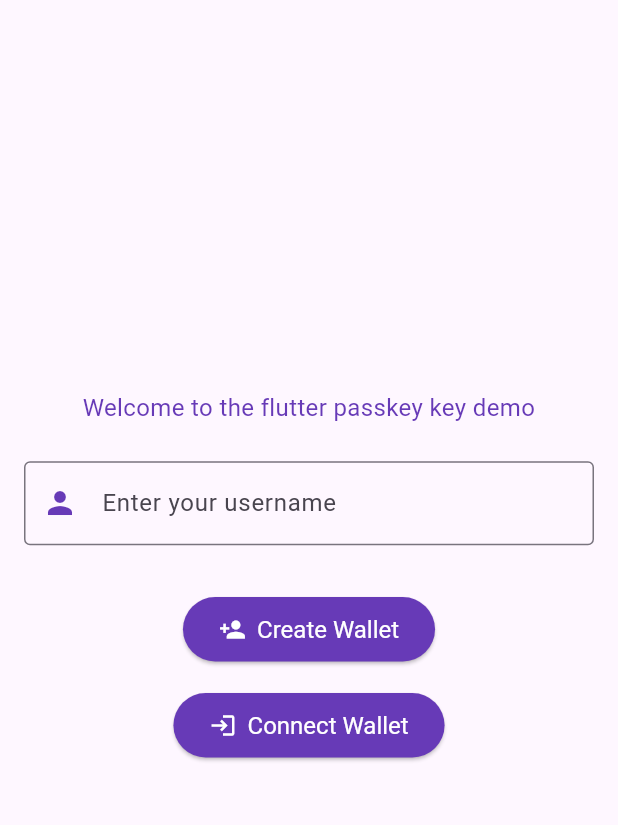
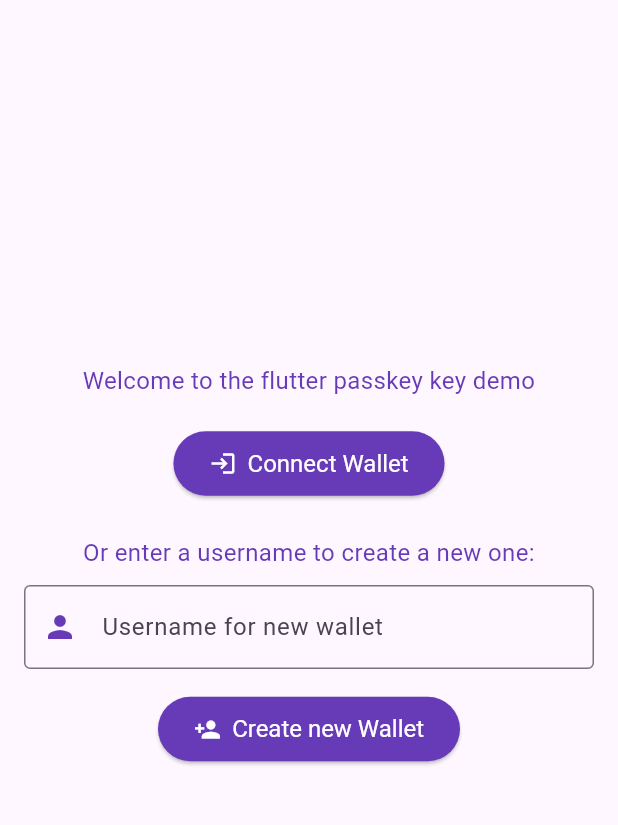
Before and after one commit to Soneso/flutter_passkey_kit, a Flutter app: the screen it shows after launch, on a phone screen of 412 x 824 dp, the part 84-909 px from its top. Run offline on Flutter 3.47's test engine with Material 3 defaults, Android fonts, the phone set to English and light mode, and no system bars; our stand-ins replace flutter_dotenv, shared_preferences; missing offline and left inert: credential_manager, stellar_flutter_sdk.

Commit message:
add feature: connect wallet

```diff
--- a/example/lib/auth_screen.dart
+++ b/example/lib/auth_screen.dart
@@ -3,9 +3,9 @@ import 'package:credential_manager/credential_manager.dart' as cd;
 import 'package:example/services/auth_service.dart';
 import 'package:example/services/env_service.dart';
 import 'package:example/services/stellar_service.dart';
+import 'package:example/wallet_created_screen.dart';
 import 'package:flutter/material.dart';
 import 'package:flutter_passkey_kit/flutter_passkey_kit.dart';
-import 'package:shared_preferences/shared_preferences.dart';
 import 'model/user_model.dart';
 import 'services/navigation_service.dart';
 import 'home_screen.dart';
@@ -43,58 +43,7 @@ class _AuthScreenState extends State<AuthScreen> {
                 textAlign: TextAlign.center,
                 style: TextStyle(fontSize: 16, color: Colors.deepPurple),
               ),
-              const SizedBox(height: 24),
-              TextField(
-                onChanged: (value) {
-                  setState(() {
-                    username = value;
-                    errorMessage = null;
-                  });
-                },
-                decoration: const InputDecoration(
-                  hintText: 'Enter your username',
-                  border: OutlineInputBorder(),
-                  prefixIcon: Icon(Icons.person, color: Colors.deepPurple),
-                ),
-              ),
-              const SizedBox(height: 16),
-              if (errorMessage != null)
-                Align(
-                  alignment: Alignment.centerLeft,
-                  child: Padding(
-                    padding: const EdgeInsets.only(bottom: 8.0),
-                    child: Text(
-                      errorMessage!,
-                      style: const TextStyle(color: Colors.red),
-                    ),
-                  ),
-                ),
-              const SizedBox(height: 16),
-              ElevatedButton.icon(
-                onPressed: isCreatingWallet ? null : createWallet,
-                icon: isCreatingWallet
-                    ? const SizedBox(
-                  width: 24,
-                  height: 24,
-                  child: CircularProgressIndicator(
-                    valueColor:
-                    AlwaysStoppedAnimation<Color>(Colors.white),
-                    strokeWidth: 2,
-                  ),
-                )
-                    : const Icon(Icons.person_add),
-                label: isCreatingWallet
-                    ? const SizedBox.shrink()
-                    : const Text('Create Wallet'),
-                style: ElevatedButton.styleFrom(
-                  foregroundColor: Colors.white,
-                  backgroundColor: Colors.deepPurple,
-                  padding: const EdgeInsets.symmetric(
-                      vertical: 12.0, horizontal: 24.0),
-                  textStyle: const TextStyle(fontSize: 16.0),
-                ),
-              ),
-              const SizedBox(height: 16),
+              const SizedBox(height: 20),
               ElevatedButton.icon(
                 onPressed: isConnectingWallet ? null : connectWallet,
                 icon: isConnectingWallet
@@ -118,6 +67,63 @@ class _AuthScreenState extends State<AuthScreen> {
                   textStyle: const TextStyle(fontSize: 16.0),
                 ),
               ),
+              const SizedBox(height: 24),
+              const Text(
+                'Or enter a username to create a new one:',
+                textAlign: TextAlign.center,
+                style: TextStyle(fontSize: 16, color: Colors.deepPurple),
+              ),
+              const SizedBox(height: 10),
+              TextField(
+                onChanged: (value) {
+                  setState(() {
+                    username = value;
+                    errorMessage = null;
+                  });
+                },
+                decoration: const InputDecoration(
+                  hintText: 'Username for new wallet',
+                  border: OutlineInputBorder(),
+                  prefixIcon: Icon(Icons.person, color: Colors.deepPurple),
+                ),
+              ),
+              const SizedBox(height: 16),
+              ElevatedButton.icon(
+                onPressed: isCreatingWallet ? null : createWallet,
+                icon: isCreatingWallet
+                    ? const SizedBox(
+                  width: 24,
+                  height: 24,
+                  child: CircularProgressIndicator(
+                    valueColor:
+                    AlwaysStoppedAnimation<Color>(Colors.white),
+                    strokeWidth: 2,
+                  ),
+                )
+                    : const Icon(Icons.person_add),
+                label: isCreatingWallet
+                    ? const SizedBox.shrink()
+                    : const Text('Create new Wallet'),
+                style: ElevatedButton.styleFrom(
+                  foregroundColor: Colors.white,
+                  backgroundColor: Colors.deepPurple,
+                  padding: const EdgeInsets.symmetric(
+                      vertical: 12.0, horizontal: 24.0),
+                  textStyle: const TextStyle(fontSize: 16.0),
+                ),
+              ),
+              const SizedBox(height: 16),
+              if (errorMessage != null)
+                Align(
+                  alignment: Alignment.centerLeft,
+                  child: Padding(
+                    padding: const EdgeInsets.only(bottom: 8.0),
+                    child: Text(
+                      errorMessage!,
+                      style: const TextStyle(color: Colors.red),
+                    ),
+                  ),
+                ),
             ],
           ),
         ),
@@ -149,7 +155,7 @@ class _AuthScreenState extends State<AuthScreen> {
           credentialsId: result.keyId,
           contractId: result.contractId);
 
-      await _save(user);
+      await user.save();
 
       // submit to stellar
       var response = await StellarService.feeBump(result.signedTx);
@@ -159,7 +165,7 @@ class _AuthScreenState extends State<AuthScreen> {
 
       Navigator.of(NavigationService.navigatorKey.currentContext!).pushReplacement(
         MaterialPageRoute(
-          builder: (context) => HomeScreen(
+          builder: (context) => WalletCreatedScreen(
             user: user,
           ),
         ),
@@ -178,13 +184,6 @@ class _AuthScreenState extends State<AuthScreen> {
         isCreatingWallet = false;
       });
     }
-  }
-
-  static Future<void> _save(UserModel user) async {
-    var prefs = await SharedPreferences.getInstance();
-    prefs.setString('sp:credentialsId', user.credentialsId);
-    prefs.setString('sp:username', user.username);
-    prefs.setString('sp:contractId', user.contractId);
   }
 
   PasskeyKit _getPasskeyKit() {
@@ -207,11 +206,11 @@ class _AuthScreenState extends State<AuthScreen> {
       var result = await kit.connectWallet(AuthService.getPasskeyCredentials);
 
       var user = UserModel(
-          username: username!,
+          username: result.username != null ? result.username! : "Friend" ,
           credentialsId: result.keyId,
           contractId: result.contractId);
 
-      await _save(user);
+      await user.save();
 
       Navigator.of(NavigationService.navigatorKey.currentContext!).pushReplacement(
         MaterialPageRoute(
--- a/example/lib/model/user_model.dart
+++ b/example/lib/model/user_model.dart
@@ -1,3 +1,5 @@
+import 'package:shared_preferences/shared_preferences.dart';
+
 class UserModel {
   String username;
   String credentialsId;
@@ -8,4 +10,26 @@ class UserModel {
     required this.credentialsId,
     required this.contractId,
   });
+
+  static Future<UserModel?> fromPrefs() async {
+    UserModel? user;
+    final prefs = await SharedPreferences.getInstance();
+    final username = prefs.getString('sp:username');
+    final contractId = prefs.getString('sp:contractId');
+    final credentialsId = prefs.getString('sp:credentialsId');
+
+    if (username != null && contractId != null && credentialsId != null) {
+      user = UserModel(username: username,
+          credentialsId: credentialsId,
+          contractId: contractId);
+    }
+    return user;
+  }
+
+  Future<void> save() async {
+    var prefs = await SharedPreferences.getInstance();
+    prefs.setString('sp:credentialsId', credentialsId);
+    prefs.setString('sp:username', username);
+    prefs.setString('sp:contractId', contractId);
+  }
 }
--- a/lib/src/kit.dart
+++ b/lib/src/kit.dart
@@ -80,7 +80,10 @@ class PasskeyKit {
   Future<ConnectWalletResponse> connectWallet(
       Future<PublicKeyCredential> Function(
               {required CredentialLoginOptions options})
-          getPasskeyCredentials) async {
+          getPasskeyCredentials, {String? keyId}) async {
+
+    String? username;
+
     if (keyId == null) {
       var options = CredentialLoginOptions(
         challenge: _stringToBase64Url.encode(_challengeStr),
@@ -93,6 +96,10 @@ class PasskeyKit {
         throw Exception('Invalid passkey login credentials: id is null');
       }
       keyId = credentials.id;
+      var userHandleB64 = credentials.response?.userHandle;
+      if (userHandleB64 != null) {
+        username = _stringToBase64Url.decode(base64Url.normalize(userHandleB64));
+      }
     }
 
     final server = SorobanServer(rpcUrl);
@@ -111,7 +118,9 @@ class PasskeyKit {
       throw Exception("contract not found: $contractId");
     }
 
-    return ConnectWalletResponse(keyId!, contractId);
+    this.keyId = keyId;
+
+    return ConnectWalletResponse(keyId, contractId, username: username);
   }
 
   Future<Transaction> _createAndSignDeployTx(
@@ -307,8 +316,9 @@ class CreateWalletResponse {
 class ConnectWalletResponse {
   String keyId;
   String contractId;
+  String? username;
 
-  ConnectWalletResponse(this.keyId, this.contractId);
+  ConnectWalletResponse(this.keyId, this.contractId, {this.username});
 }
 
 abstract class PasskeySigner {
```
Also changed, not shown: example/lib/home_screen.dart (+4 -28 lines), example/lib/main.dart (+1 -12 lines), example/lib/services/auth_service.dart (+10 -9 lines), example/lib/wallet_created_screen.dart (added, +203 -0 lines), lib/src/auth.dart (+8 -0 lines), 1 other file.
